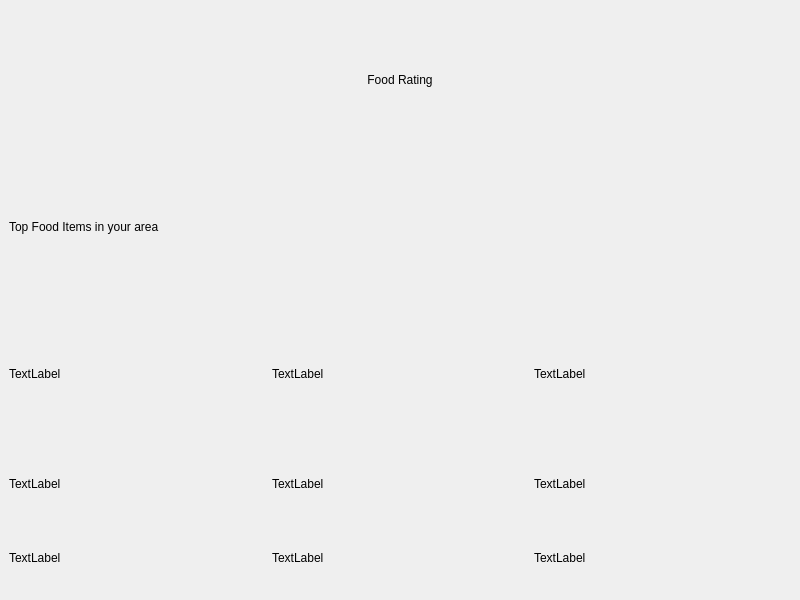
This is src/ui/dashboard.ui in JSpencerPittman/FoodRating as Qt 5 draws it before an edit. The edited form follows.
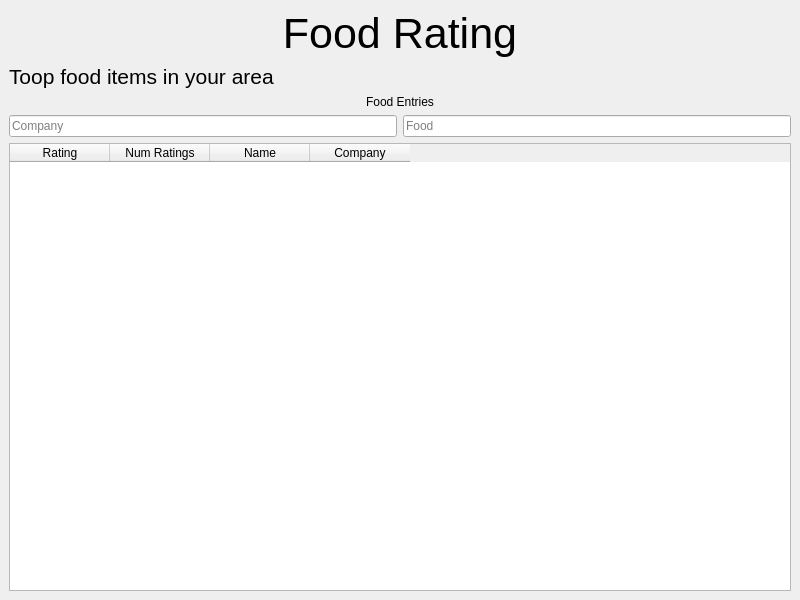
This is the edited form.

Commit message: Implemented basic dashboard

What changed in the file:
```diff
--- a/src/ui/dashboard.ui
+++ b/src/ui/dashboard.ui
@@ -17,6 +17,11 @@
    <layout class="QVBoxLayout" name="verticalLayout">
     <item>
      <widget class="QLabel" name="label">
+      <property name="font">
+       <font>
+        <pointsize>32</pointsize>
+       </font>
+      </property>
       <property name="text">
        <string>Food Rating</string>
       </property>
@@ -27,79 +32,79 @@
     </item>
     <item>
      <widget class="QLabel" name="label_2">
+      <property name="font">
+       <font>
+        <pointsize>16</pointsize>
+       </font>
+      </property>
       <property name="text">
-       <string>Top Food Items in your area</string>
+       <string>Toop food items in your area</string>
       </property>
      </widget>
     </item>
     <item>
      <layout class="QHBoxLayout" name="horizontalLayout">
       <item>
-       <widget class="QLabel" name="label_5">
-        <property name="text">
-         <string>TextLabel</string>
-        </property>
-       </widget>
+       <layout class="QVBoxLayout" name="topCompaniesLayout"/>
       </item>
       <item>
-       <widget class="QLabel" name="label_4">
-        <property name="text">
-         <string>TextLabel</string>
-        </property>
-       </widget>
-      </item>
+       <layout class="QVBoxLayout" name="verticalLayout_3">
       <item>
        <widget class="QLabel" name="label_3">
         <property name="text">
-         <string>TextLabel</string>
-        </property>
-       </widget>
-      </item>
-     </layout>
-    </item>
+           <string>Food Entries</string>
+          </property>
+          <property name="alignment">
+           <set>Qt::AlignCenter</set>
+          </property>
+         </widget>
+        </item>
     <item>
-     <layout class="QGridLayout" name="gridLayout">
-      <item row="0" column="0">
-       <widget class="QLabel" name="label_6">
-        <property name="text">
-         <string>TextLabel</string>
+         <layout class="QHBoxLayout" name="horizontalLayout_2">
+          <item>
+           <widget class="QLineEdit" name="companyLineEdit">
+            <property name="placeholderText">
+             <string>Company</string>
         </property>
        </widget>
       </item>
-      <item row="0" column="1">
-       <widget class="QLabel" name="label_7">
-        <property name="text">
-         <string>TextLabel</string>
+          <item>
+           <widget class="QLineEdit" name="foodLineEdit">
+            <property name="placeholderText">
+             <string>Food</string>
         </property>
        </widget>
       </item>
-      <item row="0" column="2">
-       <widget class="QLabel" name="label_8">
+         </layout>
+        </item>
+        <item>
+         <widget class="QTableWidget" name="foodEntriesTable">
+          <column>
         <property name="text">
-         <string>TextLabel</string>
-        </property>
-       </widget>
-      </item>
-      <item row="1" column="0">
-       <widget class="QLabel" name="label_9">
+            <string>Rating</string>
+           </property>
+          </column>
+          <column>
         <property name="text">
-         <string>TextLabel</string>
-        </property>
-       </widget>
-      </item>
-      <item row="1" column="1">
-       <widget class="QLabel" name="label_10">
+            <string>Num Ratings</string>
+           </property>
+          </column>
+          <column>
         <property name="text">
-         <string>TextLabel</string>
-        </property>
-       </widget>
-      </item>
-      <item row="1" column="2">
-       <widget class="QLabel" name="label_11">
+            <string>Name</string>
+           </property>
+          </column>
+          <column>
         <property name="text">
-         <string>TextLabel</string>
-        </property>
-       </widget>
+            <string>Company</string>
+           </property>
+          </column>
+         </widget>
+        </item>
+       </layout>
+      </item>
+      <item>
+       <layout class="QVBoxLayout" name="utilLayout"/>
       </item>
      </layout>
     </item>
```
Left out of the diff: 20 changed lines with no effect on the pictures. Lines whose indentation alone changed are shown as unchanged. The commit also changes 4 other files.
